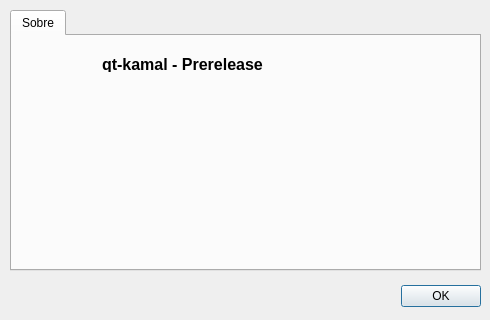
Before: the Qt Designer form dialogs/aboutdialog.ui in cragapito/qtkamal, drawn with Qt 5.
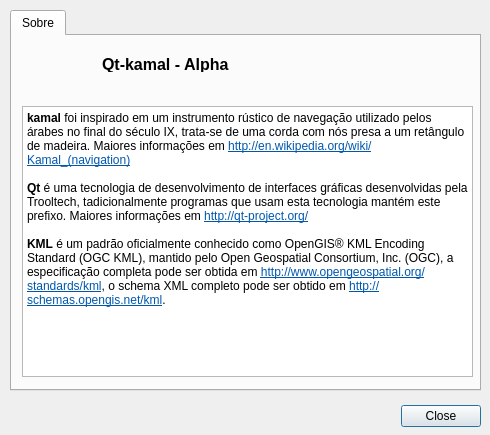
After: the same form once the commit is applied. Icons and pictures are not drawn.

Patch:
```diff
--- a/dialogs/aboutdialog.ui
+++ b/dialogs/aboutdialog.ui
@@ -7,7 +7,7 @@
     <x>0</x>
     <y>0</y>
     <width>490</width>
-    <height>320</height>
+    <height>435</height>
    </rect>
   </property>
   <property name="minimumSize">
@@ -18,8 +18,8 @@
   </property>
   <property name="maximumSize">
    <size>
-    <width>490</width>
-    <height>320</height>
+    <width>600</width>
+    <height>600</height>
    </size>
   </property>
   <property name="windowTitle">
@@ -29,7 +29,7 @@
    <property name="geometry">
     <rect>
      <x>140</x>
-     <y>280</y>
+     <y>400</y>
      <width>341</width>
      <height>32</height>
     </rect>
@@ -38,7 +38,7 @@
     <enum>Qt::Horizontal</enum>
    </property>
    <property name="standardButtons">
-    <set>QDialogButtonBox::Ok</set>
+    <set>QDialogButtonBox::Close</set>
    </property>
   </widget>
   <widget class="QTabWidget" name="tabWidget">
@@ -47,7 +47,7 @@
      <x>10</x>
      <y>10</y>
      <width>471</width>
-     <height>261</height>
+     <height>381</height>
     </rect>
    </property>
    <property name="currentIndex">
@@ -99,7 +99,33 @@
       </font>
      </property>
      <property name="text">
-      <string>qt-kamal - Prerelease</string>
+      <string>Qt-kamal - Alpha</string>
+     </property>
+    </widget>
+    <widget class="QTextBrowser" name="textBrowser">
+     <property name="geometry">
+      <rect>
+       <x>10</x>
+       <y>70</y>
+       <width>451</width>
+       <height>271</height>
+      </rect>
+     </property>
+     <property name="html">
+      <string>&lt;!DOCTYPE HTML PUBLIC &quot;-//W3C//DTD HTML 4.0//EN&quot; &quot;http://www.w3.org/TR/REC-html40/strict.dtd&quot;&gt;
+&lt;html&gt;&lt;head&gt;&lt;meta name=&quot;qrichtext&quot; content=&quot;1&quot; /&gt;&lt;style type=&quot;text/css&quot;&gt;
+p, li { white-space: pre-wrap; }
+&lt;/style&gt;&lt;/head&gt;&lt;body style=&quot; font-family:'Sans Serif'; font-size:9pt; font-weight:400; font-style:normal;&quot;&gt;
+&lt;p style=&quot; margin-top:0px; margin-bottom:0px; margin-left:0px; margin-right:0px; -qt-block-indent:0; text-indent:0px;&quot;&gt;&lt;span style=&quot; font-weight:600;&quot;&gt;kamal&lt;/span&gt; foi inspirado em um instrumento rústico de navegação utilizado pelos árabes no final do século IX, trata-se de uma corda com nós presa a um retângulo de madeira. Maiores informações em &lt;a href=&quot;http://en.wikipedia.org/wiki/Kamal_(navigation)&quot;&gt;&lt;span style=&quot; text-decoration: underline; color:#0057ae;&quot;&gt;http://en.wikipedia.org/wiki/Kamal_(navigation)&lt;/span&gt;&lt;/a&gt;&lt;/p&gt;
+&lt;p style=&quot;-qt-paragraph-type:empty; margin-top:0px; margin-bottom:0px; margin-left:0px; margin-right:0px; -qt-block-indent:0; text-indent:0px; text-decoration: underline; color:#0057ae;&quot;&gt;&lt;br /&gt;&lt;/p&gt;
+&lt;p style=&quot; margin-top:0px; margin-bottom:0px; margin-left:0px; margin-right:0px; -qt-block-indent:0; text-indent:0px;&quot;&gt;&lt;span style=&quot; font-weight:600;&quot;&gt;Qt&lt;/span&gt; é uma tecnologia de desenvolvimento de interfaces gráficas desenvolvidas pela Trooltech, tadicionalmente programas que usam esta tecnologia mantém este prefixo. Maiores informações em &lt;a href=&quot;http://qt-project.org/&quot;&gt;&lt;span style=&quot; text-decoration: underline; color:#0057ae;&quot;&gt;http://qt-project.org/&lt;/span&gt;&lt;/a&gt;&lt;/p&gt;
+&lt;p style=&quot;-qt-paragraph-type:empty; margin-top:0px; margin-bottom:0px; margin-left:0px; margin-right:0px; -qt-block-indent:0; text-indent:0px;&quot;&gt;&lt;br /&gt;&lt;/p&gt;
+&lt;p style=&quot; margin-top:0px; margin-bottom:0px; margin-left:0px; margin-right:0px; -qt-block-indent:0; text-indent:0px;&quot;&gt;&lt;span style=&quot; font-weight:600;&quot;&gt;KML&lt;/span&gt; é um padrão oficialmente conhecido como OpenGIS® KML Encoding Standard (OGC KML), mantido pelo Open Geospatial Consortium, Inc. (OGC), a especificação completa pode ser obtida em &lt;a href=&quot;http://www.opengeospatial.org/standards/kml&quot;&gt;&lt;span style=&quot; text-decoration: underline; color:#0057ae;&quot;&gt;http://www.opengeospatial.org/standards/kml&lt;/span&gt;&lt;/a&gt;, o schema XML completo pode ser obtido em &lt;a href=&quot;http://schemas.opengis.net/kml&quot;&gt;&lt;span style=&quot; text-decoration: underline; color:#0057ae;&quot;&gt;http://schemas.opengis.net/kml&lt;/span&gt;&lt;/a&gt;. &lt;/p&gt;
+&lt;p style=&quot;-qt-paragraph-type:empty; margin-top:0px; margin-bottom:0px; margin-left:0px; margin-right:0px; -qt-block-indent:0; text-indent:0px;&quot;&gt;&lt;br /&gt;&lt;/p&gt;
+&lt;p style=&quot;-qt-paragraph-type:empty; margin-top:0px; margin-bottom:0px; margin-left:0px; margin-right:0px; -qt-block-indent:0; text-indent:0px;&quot;&gt;&lt;br /&gt;&lt;/p&gt;&lt;/body&gt;&lt;/html&gt;</string>
+     </property>
+     <property name="openExternalLinks">
+      <bool>true</bool>
      </property>
     </widget>
    </widget>
```
